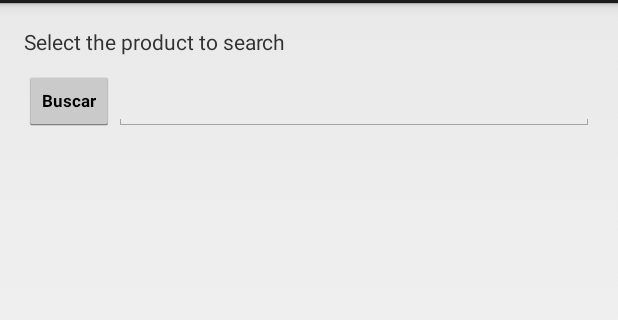
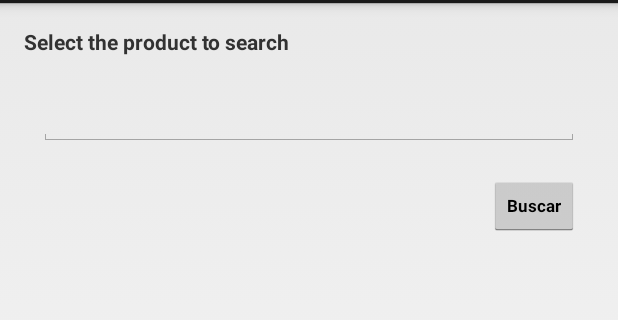
Before and after one commit to marbarfa/ML-Example1, an Android app: the screen it shows after launch (MainActivity), on a phone screen of 412 x 824 dp, the part 69-389 px from its top. Run offline under Robolectric (Android 15) with nearby library versions, the phone set to English and light mode, and no system bars.

Commit message:
small changes.

```diff
--- a/app/src/main/java/com/ml/android/myapplication3/app/MainActivity.java
+++ b/app/src/main/java/com/ml/android/myapplication3/app/MainActivity.java
@@ -39,14 +39,14 @@ public class MainActivity extends Activity implements android.view.View.OnClickL
 
     @Override
     public void onClick(android.view.View view) {
-        final android.app.ProgressDialog dialog = new android.app.ProgressDialog(getApplicationContext());
+        final android.app.ProgressDialog dialog = new android.app.ProgressDialog(this);
         dialog.setMessage("Buscando: "+((android.widget.EditText)findViewById(R.id.input)).getText().toString());
         dialog.show();
 
-        android.os.AsyncTask asyncTask = new android.os.AsyncTask<Void, Void, Object>() {
+        new android.os.AsyncTask<Void, Void, Void>() {
 
             @Override
-            protected Object doInBackground(Void... voids) {
+            protected Void doInBackground(Void... voids) {
                 //EXECUTE SOMETHING.
                 try {
                     Thread.sleep(3000);
@@ -56,7 +56,7 @@ public class MainActivity extends Activity implements android.view.View.OnClickL
             }
 
             @Override
-            protected void onPostExecute(Object o) {
+            protected void onPostExecute(Void o) {
                 super.onPostExecute(o);
                 if (dialog.isShowing())
                     dialog.dismiss();
@@ -64,8 +64,6 @@ public class MainActivity extends Activity implements android.view.View.OnClickL
             }
 
 
-        };
-
-        asyncTask.execute();
+        }.execute();
     }
 }
--- /dev/null
+++ b/app/src/main/res/layout-land/activity_main.xml
@@ -0,0 +1,38 @@
+<RelativeLayout xmlns:android="http://schemas.android.com/apk/res/android"
+    xmlns:tools="http://schemas.android.com/tools"
+    android:layout_width="match_parent"
+    android:layout_height="match_parent"
+    android:paddingLeft="@dimen/activity_horizontal_margin"
+    android:paddingRight="@dimen/activity_horizontal_margin"
+    android:paddingTop="@dimen/activity_vertical_margin"
+    android:paddingBottom="@dimen/activity_vertical_margin"
+    tools:context="com.ml.android.myapplication3.app.MainActivity">
+
+
+
+    <TextView
+        android:text="@string/txt_producto_a_buscar"
+        android:layout_width="wrap_content"
+        android:layout_height="wrap_content"
+        android:layout_alignParentLeft="true"
+        android:layout_alignParentTop="true"
+        android:textStyle="bold"
+        android:id="@+id/text1"
+            />
+
+    <Button android:layout_width="60dp"
+            android:layout_height="40dp"
+            android:text="@string/buscar"
+            android:textStyle="bold"
+            android:textSize="11sp"
+            android:id="@+id/button1"
+            android:layout_below="@+id/text1"
+            android:layout_alignParentRight="true"
+            android:layout_marginTop="10dp"/>
+
+    <EditText android:layout_width="fill_parent"
+              android:layout_height="50dp"
+            android:layout_toLeftOf="@+id/button1"
+            android:layout_alignBottom="@+id/button1"/>
+
+</RelativeLayout>
--- /dev/null
+++ b/app/src/main/res/layout-port/activity_main.xml
@@ -0,0 +1,42 @@
+<RelativeLayout xmlns:android="http://schemas.android.com/apk/res/android"
+    xmlns:tools="http://schemas.android.com/tools"
+    android:layout_width="match_parent"
+    android:layout_height="match_parent"
+    android:paddingLeft="@dimen/activity_horizontal_margin"
+    android:paddingRight="@dimen/activity_horizontal_margin"
+    android:paddingTop="@dimen/activity_vertical_margin"
+    android:paddingBottom="@dimen/activity_vertical_margin"
+    tools:context="com.ml.android.myapplication3.app.MainActivity">
+
+
+
+    <TextView
+        android:text="@string/txt_producto_a_buscar"
+        android:layout_width="wrap_content"
+        android:layout_height="wrap_content"
+        android:layout_alignParentLeft="true"
+        android:layout_alignParentTop="true"
+        android:textStyle="bold"
+        android:id="@+id/text1" />
+
+
+    <EditText android:layout_width="fill_parent"
+              android:layout_height="50dp"
+              android:id="@+id/input"
+            android:layout_alignParentLeft="true"
+            android:layout_below="@id/text1"
+            android:layout_margin="10dp"
+            android:layout_alignParentRight="true"/>
+
+
+    <Button android:layout_width="60dp"
+            android:layout_height="40dp"
+            android:text="@string/buscar"
+            android:textStyle="bold"
+            android:textSize="11sp"
+            android:layout_alignRight="@id/input"
+            android:id="@+id/button1"
+            android:layout_below="@+id/input"
+            android:layout_marginTop="10dp"/>
+
+</RelativeLayout>
```
Also changed, not shown: 2 other files.
